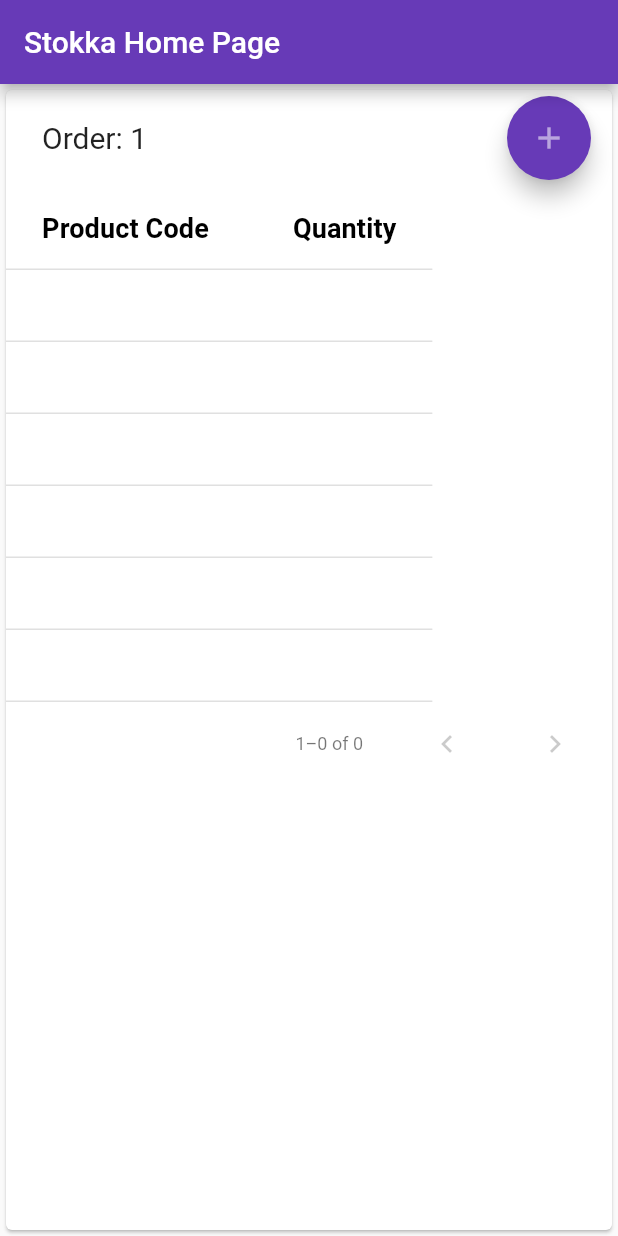
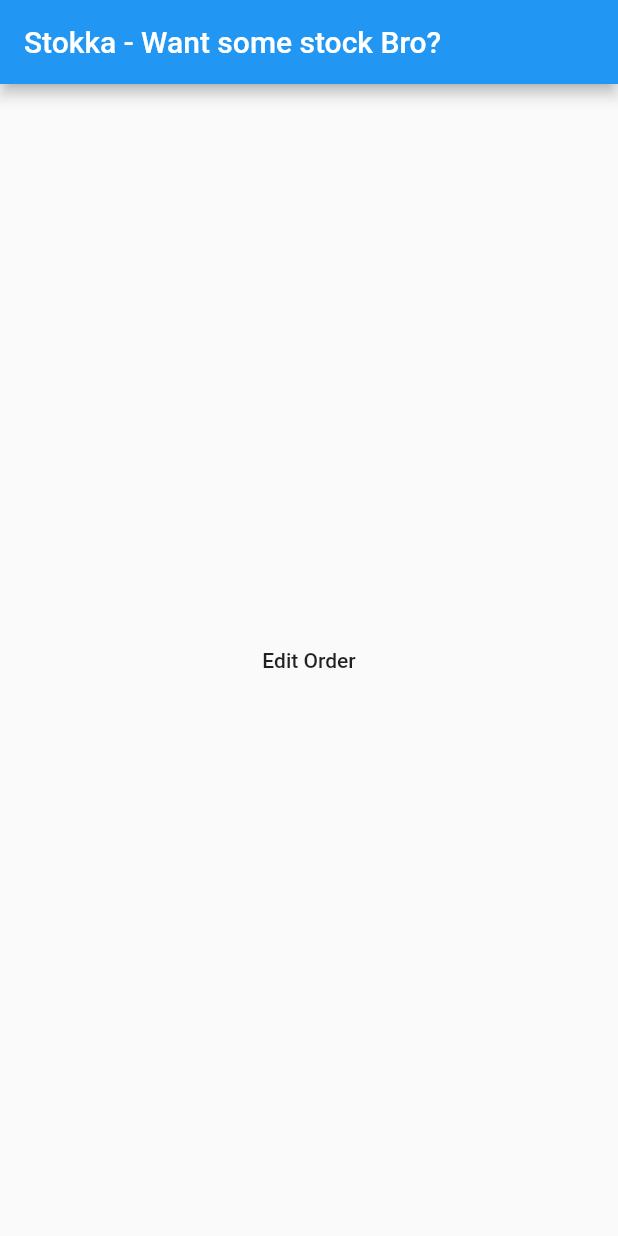
Before and after one commit to bwhitecr/stokka, a Flutter app: the screen it shows after launch, on a phone screen of 412 x 824 dp. Run offline on Flutter 3.47's test engine with Material 2 defaults, Android fonts, the phone set to English and light mode, and no system bars.

Commit message:
Moved the order to a separate page.

```diff
--- a/lib/main.dart
+++ b/lib/main.dart
@@ -1,6 +1,5 @@
 import 'package:flutter/material.dart';
-import 'dart:math';
-import './orderDataSource.dart';
+import './pages/homePage.dart';
 
 void main() => runApp(new MyApp());
 
@@ -11,101 +10,9 @@ class MyApp extends StatelessWidget {
     return new MaterialApp(
       title: 'Stokka stock management',
       theme: new ThemeData(
-        // This is the theme of your application.
-        //
-        // Try running your application with "flutter run". You'll see the
-        // application has a blue toolbar. Then, without quitting the app, try
-        // changing the primarySwatch below to Colors.green and then invoke
-        // "hot reload" (press "r" in the console where you ran "flutter run",
-        // or press Run > Flutter Hot Reload in IntelliJ). Notice that the
-        // counter didn't reset back to zero; the application is not restarted.
-        primarySwatch: Colors.deepPurple,
+        primarySwatch: Colors.blue,
       ),
-      home: new MyHomePage(title: 'Stokka Home Page'),
+      home: new StokkaHomePage(),
     );
   }
 }
-
-class MyHomePage extends StatefulWidget {
-  MyHomePage({Key key, this.title}) : super(key: key);
-
-  // This widget is the home page of your application. It is stateful, meaning
-  // that it has a State object (defined below) that contains fields that affect
-  // how it looks.
-
-  // This class is the configuration for the state. It holds the values (in this
-  // case the title) provided by the parent (in this case the App widget) and
-  // used by the build method of the State. Fields in a Widget subclass are
-  // always marked "final".
-
-  final String title;
-
-  @override
-  _MyHomePageState createState() => new _MyHomePageState();
-}
-
-class _MyHomePageState extends State<MyHomePage> {
-  int _counter = 10000;
-  Random _random = new Random(654);
-  OrderDataSource _dataSource = new OrderDataSource();
-
-  void _incrementCounter() {
-    setState(() {
-      // This call to setState tells the Flutter framework that something has
-      // changed in this State, which causes it to rerun the build method below
-      // so that the display can reflect the updated values. If we changed
-      // _counter without calling setState(), then the build method would not be
-      // called again, and so nothing would appear to happen.
-      _counter++;
-      var productCode = '$_counter';
-      var qty = (_random.nextDouble() * 10).floor() + 1;
-      var p = _dataSource.addRow(productCode, qty);
-      print('Ordered product ${p.productCode}');
-    });
-  }
-
-  @override
-  Widget build(BuildContext context) {
-    // This method is rerun every time setState is called, for instance as done
-    // by the _incrementCounter method above.
-    //
-    // The Flutter framework has been optimized to make rerunning build methods
-    // fast, so that you can just rebuild anything that needs updating rather
-    // than having to individually change instances of widgets.
-    return new Scaffold(
-      appBar: new AppBar(
-        // Here we take the value from the MyHomePage object that was created by
-        // the App.build method, and use it to set our appbar title.
-        title: new Text(widget.title),
-      ),
-      body: new Center(
-        // Center is a layout widget. It takes a single child and positions it
-        // in the middle of the parent.
-        child: new PaginatedDataTable(
-          header: new Text(_dataSource.description),
-          columns: [
-            new DataColumn(
-                label: new Text(
-              'Product Code',
-              style: new TextStyle(fontSize: 18.0, fontWeight: FontWeight.bold),
-            )),
-            new DataColumn(
-                label: new Text('Quantity',
-                    style: new TextStyle(
-                        fontSize: 18.0, fontWeight: FontWeight.bold)),
-                numeric: true)
-          ],
-          source: _dataSource,
-          rowsPerPage: 6,
-          actions: [
-            new FloatingActionButton(
-              onPressed: _incrementCounter,
-              tooltip: 'Increment',
-              child: new Icon(Icons.add),
-            )
-          ],
-        ),
-      ),
-    );
-  }
-}
--- /dev/null
+++ b/lib/pages/homePage.dart
@@ -0,0 +1,17 @@
+import 'package:flutter/material.dart';
+import './orderPage.dart';
+
+class StokkaHomePage extends StatelessWidget {
+  @override
+  Widget build(BuildContext context) => new Scaffold(
+        appBar: new AppBar(
+          title: new Text("Stokka - Want some stock Bro?")
+          ),
+        body: new Center(child: new FlatButton(
+          child: new Text("Edit Order"),
+          onPressed: () =>
+            Navigator.push(context, new OrderPage())
+          ),
+        ),
+      );
+}
```
Also changed, not shown: lib/pages/orderPage.dart (added, +69 -0 lines), lib/ordering/order.dart (renamed from lib/order.dart), lib/ordering/orderDataSource.dart (renamed from lib/orderDataSource.dart), lib/ordering/orderLineItem.dart (renamed from lib/orderLineItem.dart).
